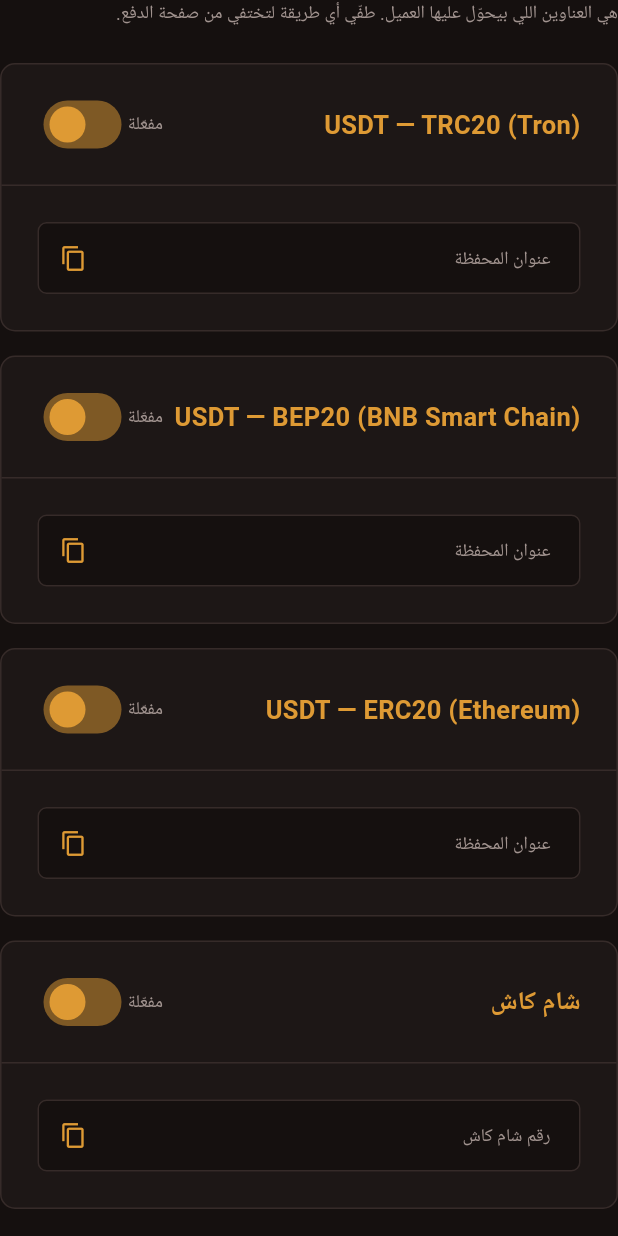
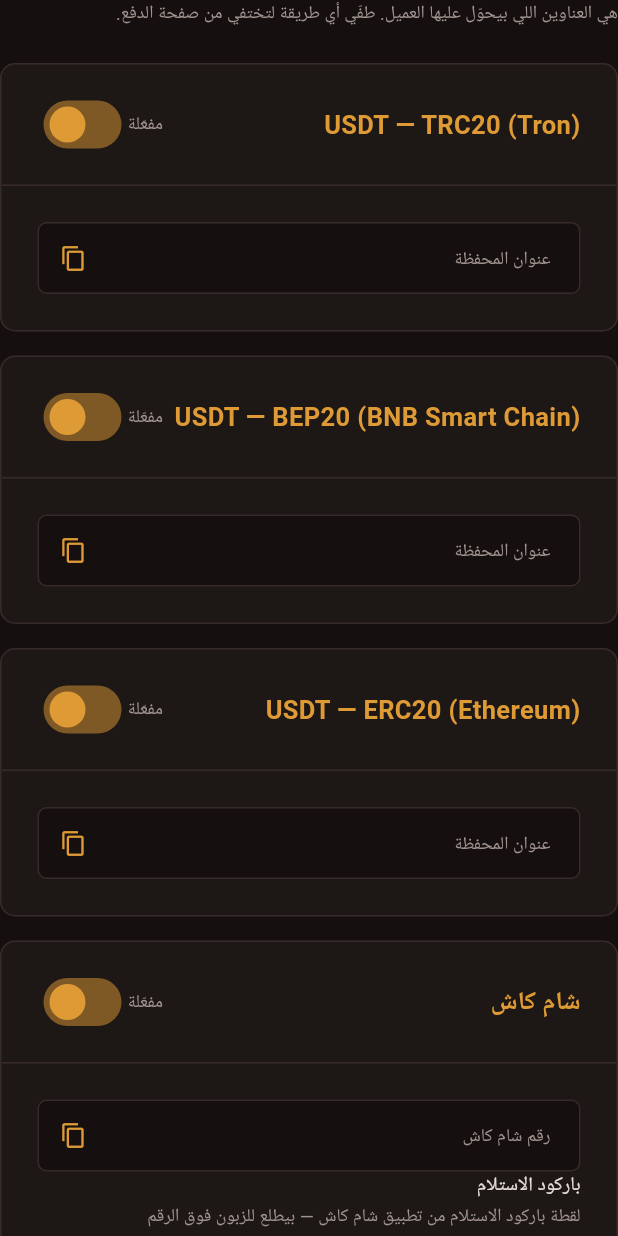
Before and after one commit to NibrasShalabi/MHN_ADMIN, a Flutter app: the PaymentSettingsPage widget shown alone on an empty page, opened directly, on a phone screen of 412 x 824 dp. Run offline on Flutter 3.47's test engine with Material 3 defaults, Android fonts, the phone set to English and light mode, and no system bars; our stand-ins replace cloud_firestore, equatable, firebase_auth, firebase_core, fl_chart, flutter_bloc and 2 more; missing offline and left inert: dart:js_interop, file_selector; accounts and stored records are empty; generated files the repository leaves out were written again; Roboto replaces fonts that are missing (Tajawal).

Commit message:
Payments: Sham Cash receive QR (uploaded to R2, shown at checkout); Worker allows payments/
Co-Authored-By: Claude Opus 5.5 <noreply@anthropic.com>
Claude-Session: https://claude.ai/code/session_018L94sWZvi61DLdVmYaoeBK

```diff
--- a/lib/core/constants/admin_strings.dart
+++ b/lib/core/constants/admin_strings.dart
@@ -285,6 +285,8 @@ class AdminStrings {
 
   // ===== Shipping =====
   static const String navShipping = 'الشحن';
+  static const String shamCashQr = 'باركود الاستلام';
+  static const String shamCashQrHint = 'لقطة باركود الاستلام من تطبيق شام كاش — بيطلع للزبون فوق الرقم';
   static const String navAppUpdate = 'تحديث التطبيق';
   static const String updateHistory = 'سجل التحديثات';
   static String updateBuilds(int latest, int min) => 'آخر نسخة $latest · أقل نسخة $min';
--- a/lib/core/injector/injector.dart
+++ b/lib/core/injector/injector.dart
@@ -76,7 +76,7 @@ void setupInjector() {
   // ===== Shipping =====
   getIt.registerLazySingleton(() => ShippingRepository(db));
   getIt.registerLazySingleton(() => AppUpdateRepository(db));
-  getIt.registerLazySingleton(() => PaymentSettingsRepository(db));
+  getIt.registerLazySingleton(() => PaymentSettingsRepository(db, getIt<MediaService>()));
 
   // ===== Orders =====
   getIt.registerLazySingleton<OrdersRepository>(
--- a/lib/core/media/image_encoder.dart
+++ b/lib/core/media/image_encoder.dart
@@ -23,6 +23,9 @@ class ImageSpec {
   static const logo = ImageSpec(512, 0.85);
   static const category = ImageSpec(512, 0.85);
   static const cover = ImageSpec(1200, 0.80);
+
+  /// Near-lossless: a QR has to scan.
+  static const qr = ImageSpec(1024, 0.95);
 }
 
 /// Resizes and re-encodes in the browser (canvas → WebP): fast, no package.
--- a/lib/features/payments/data/repository/payment_settings_repository.dart
+++ b/lib/features/payments/data/repository/payment_settings_repository.dart
@@ -1,15 +1,24 @@
 import 'package:cloud_firestore/cloud_firestore.dart';
 
+import '../../../../core/media/image_encoder.dart';
+import '../../../../core/media/media_service.dart';
 import '../../domain/entities/payment_settings.dart';
 
 class PaymentSettingsRepository {
   final FirebaseFirestore _db;
+  final MediaService _media;
 
-  PaymentSettingsRepository(this._db);
+  PaymentSettingsRepository(this._db, this._media);
 
   DocumentReference<Map<String, dynamic>> get _doc => _db.collection('config').doc('payment_addresses');
 
   Future<PaymentSettings> get() async => PaymentSettings.fromMap((await _doc.get()).data() ?? const {});
 
-  Future<void> save(PaymentSettings settings) => _doc.set(settings.toMap());
+  /// The QR is uploaded first; the old one is deleted once the new settings are saved.
+  Future<void> save(PaymentSettings settings) async {
+    final before = (await _doc.get()).data()?['sham_cash_qr'] as String?;
+    final qr = (await _media.save('payments/sham_cash', [?settings.shamCashQr], ImageSpec.qr)).firstOrNull;
+    await _doc.set({...settings.toMap(), 'sham_cash_qr': qr});
+    await _media.removeUnused([before], [qr]);
+  }
 }
--- a/lib/features/payments/domain/entities/payment_settings.dart
+++ b/lib/features/payments/domain/entities/payment_settings.dart
@@ -1,4 +1,6 @@
 import 'package:equatable/equatable.dart';
+
+import '../../../../core/media/media_image.dart';
 
 /// Where customers send money — `config/payment_addresses`, shown at checkout.
 enum PaymentChannel {
@@ -25,7 +27,10 @@ class PaymentSettings extends Equatable {
   final Map<PaymentChannel, String> addresses;
   final Set<PaymentChannel> disabled;
 
-  const PaymentSettings({this.addresses = const {}, this.disabled = const {}});
+  /// The receive QR from the Sham Cash app, shown at checkout.
+  final MediaImage? shamCashQr;
+
+  const PaymentSettings({this.addresses = const {}, this.disabled = const {}, this.shamCashQr});
 
   factory PaymentSettings.fromMap(Map<String, dynamic> d) => PaymentSettings(
         addresses: {
@@ -36,13 +41,15 @@ class PaymentSettings extends Equatable {
           for (final c in PaymentChannel.values)
             if ((d['disabled'] as List? ?? const []).contains(c.key)) c,
         },
+        shamCashQr: switch (d['sham_cash_qr']) { final String p => StoredImage(p), _ => null },
       );
 
+  /// sham_cash_qr is written by the repository (a bucket path, after upload).
   Map<String, dynamic> toMap() => {
         for (final c in PaymentChannel.values) c.key: addresses[c] ?? '',
         'disabled': [for (final c in disabled) c.key],
       };
 
   @override
-  List<Object?> get props => [addresses, disabled];
+  List<Object?> get props => [addresses, disabled, shamCashQr];
 }
--- a/lib/features/payments/presentation/pages/payment_settings_page.dart
+++ b/lib/features/payments/presentation/pages/payment_settings_page.dart
@@ -3,6 +3,10 @@ import 'package:flutter/services.dart';
 import 'package:get_it/get_it.dart';
 
 import '../../../../core/constants/admin_constants.dart';
+import '../../../../core/media/media_image.dart';
+import '../../../../core/media/media_thumb.dart';
+import '../../../../core/widgets/admin_field.dart';
+import '../../../../core/widgets/admin_image_picker.dart';
 import '../../../../core/constants/admin_strings.dart';
 import '../../../../core/theme/admin_colors.dart';
 import '../../../../core/theme/admin_text_styles.dart';
@@ -27,6 +31,7 @@ class _PaymentSettingsPageState extends State<PaymentSettingsPage> {
   final _repo = GetIt.instance<PaymentSettingsRepository>();
   final _fields = {for (final c in PaymentChannel.values) c: TextEditingController()};
   final _disabled = <PaymentChannel>{};
+  List<MediaImage> _qr = const [];
   PaymentSettings _saved = const PaymentSettings();
   bool _loading = true;
   bool _saving = false;
@@ -58,6 +63,7 @@ class _PaymentSettingsPageState extends State<PaymentSettingsPage> {
         _disabled
           ..clear()
           ..addAll(s.disabled);
+        _qr = [?s.shamCashQr];
         _loading = false;
       });
     } catch (e) {
@@ -79,6 +85,7 @@ class _PaymentSettingsPageState extends State<PaymentSettingsPage> {
   PaymentSettings get _current => PaymentSettings(
         addresses: {for (final c in PaymentChannel.values) if (_value(c).isNotEmpty) c: _value(c)},
         disabled: {..._disabled},
+        shamCashQr: _qr.firstOrNull,
       );
 
   Future<void> _save() async {
@@ -88,12 +95,15 @@ class _PaymentSettingsPageState extends State<PaymentSettingsPage> {
       for (final c in PaymentChannel.values)
         if (next.addresses[c] != _saved.addresses[c]) c,
     ];
-    if (changed.isNotEmpty && !await _confirm(changed, next)) return;
+    final qrChanged = next.shamCashQr != _saved.shamCashQr;
+    if ((changed.isNotEmpty || qrChanged) && !await _confirm(changed, next, qrChanged: qrChanged)) return;
 
     setState(() => _saving = true);
     try {
       await _repo.save(next);
-      _saved = next;
+      // Re-read so the QR is the saved path, not the picked bytes.
+      _saved = await _repo.get();
+      if (mounted) setState(() => _qr = [?_saved.shamCashQr]);
       _toast(AdminStrings.saved);
     } catch (e) {
       _toast(AdminError.message(e));
@@ -102,7 +112,7 @@ class _PaymentSettingsPageState extends State<PaymentSettingsPage> {
     }
   }
 
-  Future<bool> _confirm(List<PaymentChannel> changed, PaymentSettings next) async =>
+  Future<bool> _confirm(List<PaymentChannel> changed, PaymentSettings next, {bool qrChanged = false}) async =>
       await showDialog<bool>(
         context: context,
         builder: (ctx) => AlertDialog(
@@ -121,6 +131,10 @@ class _PaymentSettingsPageState extends State<PaymentSettingsPage> {
                   style: AdminTextStyles.body.copyWith(color: AdminColors.gold, fontFamily: 'monospace'),
                 ),
                 const SizedBox(height: AdminConstants.spacingSm),
+              ],
+              if (qrChanged) ...[
+                Text(AdminStrings.shamCashQr, style: AdminTextStyles.label),
+                if (next.shamCashQr case final qr?) MediaThumb(image: qr, width: 140) else Text(AdminStrings.addressRemoved, style: AdminTextStyles.caption),
               ],
             ],
           ),
@@ -160,7 +174,10 @@ class _PaymentSettingsPageState extends State<PaymentSettingsPage> {
                 onChanged: (on) => setState(() => on ? _disabled.remove(c) : _disabled.add(c)),
               ),
             ],
-            child: AdminTextInput(
+            child: Column(
+              crossAxisAlignment: CrossAxisAlignment.stretch,
+              children: [
+            AdminTextInput(
               controller: _fields[c]!,
               hint: c == PaymentChannel.shamCash ? AdminStrings.shamCashHint : AdminStrings.walletHint,
               errorText: _errorFor(c),
@@ -174,6 +191,14 @@ class _PaymentSettingsPageState extends State<PaymentSettingsPage> {
                 },
               ),
             ),
+            if (c == PaymentChannel.shamCash)
+              AdminField(
+                label: AdminStrings.shamCashQr,
+                hint: AdminStrings.shamCashQrHint,
+                child: AdminImagePicker(images: _qr, single: true, onChanged: (imgs) => setState(() => _qr = imgs)),
+              ),
+              ],
+            ),
           ),
           const SizedBox(height: AdminConstants.spacingMd),
         ],
```
Also changed, not shown: 2 other files.
